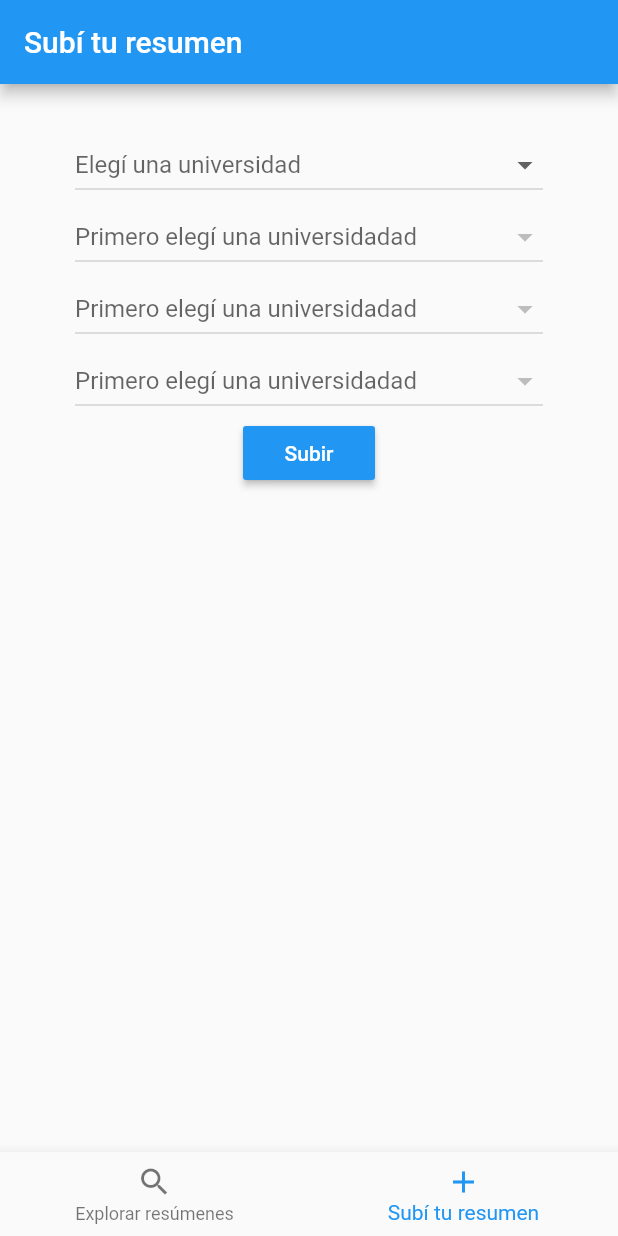
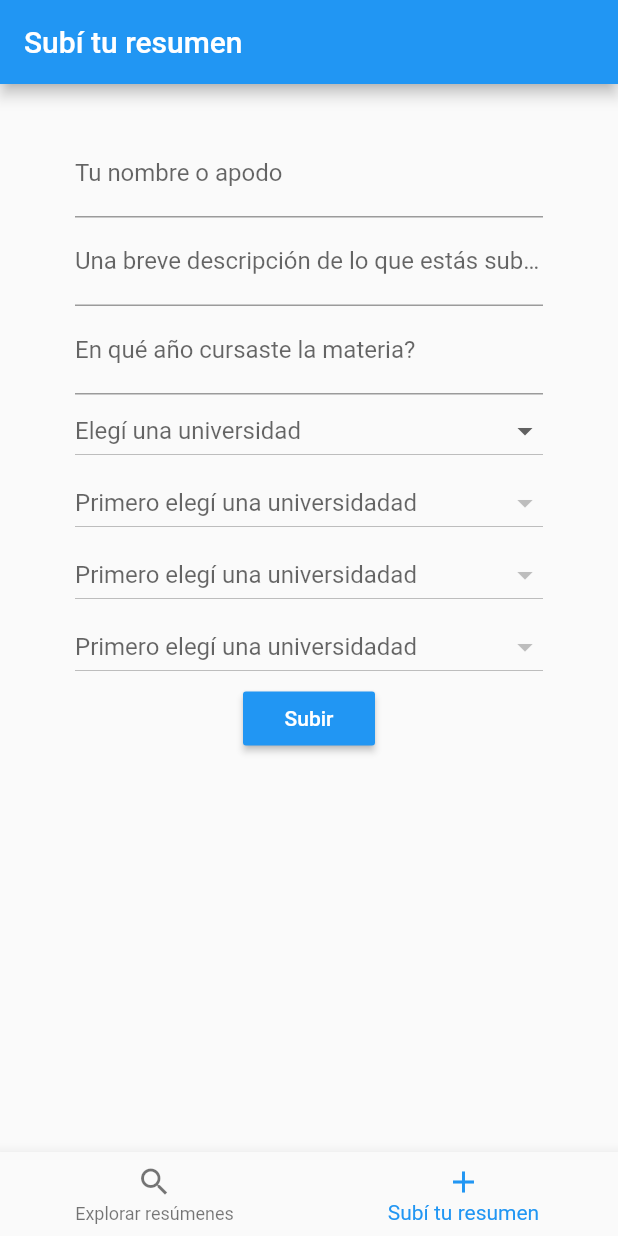
Before and after one commit to nicolasvalde/resumenes, a Flutter app: the screen it shows after launch, item 2 of the bottom bar chosen, after a tap on "Subir", on a phone screen of 412 x 824 dp. Run offline on Flutter 3.47's test engine with Material 2 defaults, Android fonts, the phone set to English and light mode, and no system bars; our stand-ins replace getflutter.

```diff
--- a/lib/src/pages/upload_page.dart
+++ b/lib/src/pages/upload_page.dart
@@ -1,4 +1,5 @@
 import 'package:flutter/material.dart';
+import 'package:flutter/services.dart';
 import 'package:resumenes/src/providers/carreras_provider.dart';
 import 'package:resumenes/src/providers/facultades_provider.dart';
 import 'package:resumenes/src/providers/materias_provider.dart';
@@ -13,10 +14,13 @@ class UploadPage extends StatefulWidget {
 }
 
 class _UploadPageState extends State<UploadPage> {
+  String _autor;
+  String _descripcion;
   String _selectedUniversidadValue;
   String _selectedFacultadValue;
   String _selectedCarreraValue;
   String _selectedMateriaValue;
+  String _yearCursado;
 
   // List listUniversidades = ['Elegí una universidad'];
   // List listFacultades = ['Elegí una facultad'];
@@ -30,18 +34,15 @@ class _UploadPageState extends State<UploadPage> {
 
   @override
   Widget build(BuildContext context) {
-    return
-        // Scaffold(
-        //     appBar: AppBar(
-        //       title: Text('Subí tu resumen'),
-        //     ),
-        //     body:
-        Container(
+    return Container(
       padding: EdgeInsets.symmetric(horizontal: 50, vertical: 30),
       child: Builder(
         builder: (context) => Form(
           child: Column(
             children: <Widget>[
+              _autorTextField(),
+              _descripcionTextField(),
+              _yearCursadoTextField(),
               _universidadesDropdown(),
               _facultadesDropdown(),
               _carrerasDropdown(),
@@ -50,13 +51,13 @@ class _UploadPageState extends State<UploadPage> {
                 child: RaisedButton(
                   onPressed: () {
                     Map<String, String> body = new Map();
-                    body['autor'] = 'Nico';
-                    body['descripcion'] = 'Resumen de teoría';
+                    body['autor'] = _autor;
+                    body['descripcion'] = _descripcion;
                     body['universidad'] = _selectedUniversidadValue;
                     body['facultad'] = _selectedFacultadValue;
                     body['carrera'] = _selectedCarreraValue;
                     body['materia'] = _selectedMateriaValue;
-                    body['yearCursado'] = '2019';
+                    body['yearCursado'] = _yearCursado;
                     resumenesProvider.save(body);
                   },
                   child: Text(
@@ -72,21 +73,51 @@ class _UploadPageState extends State<UploadPage> {
         ),
       ),
     );
-    // bottomNavigationBar: BottomNavigationBar(
-    //   currentIndex: bottom,
-    //   items: [
-    //     BottomNavigationBarItem(
-    //         icon: Icon(Icons.search), title: Text('Explorar resúmenes')),
-    //     BottomNavigationBarItem(
-    //         icon: Icon(Icons.add), title: Text('Subí tu resumen')),
-    //   ],
-    //   onTap: (bottom) {
-    //     Navigator.pushNamed(context, 'home');
-    //     setState(() {
-    //       bottom = 1;
-    //     });
-    //   },
-    // ));
+  }
+
+  Widget _autorTextField() {
+    return Center(
+      child: TextField(
+        decoration: InputDecoration(labelText: 'Tu nombre o apodo'),
+        onChanged: (valor) {
+          setState(() {
+            _autor = valor;
+          });
+        },
+      ),
+    );
+  }
+
+  Widget _descripcionTextField() {
+    return Center(
+      child: TextField(
+        decoration: InputDecoration(
+            labelText: 'Una breve descripción de lo que estás subiendo'),
+        onChanged: (valor) {
+          setState(() {
+            _descripcion = valor;
+          });
+        },
+      ),
+    );
+  }
+
+  Widget _yearCursadoTextField() {
+    return Center(
+      child: TextField(
+        inputFormatters: <TextInputFormatter>[
+          WhitelistingTextInputFormatter.digitsOnly
+        ],
+        keyboardType: TextInputType.number,
+        decoration:
+            InputDecoration(labelText: 'En qué año cursaste la materia?'),
+        onChanged: (valor) {
+          setState(() {
+            _yearCursado = valor;
+          });
+        },
+      ),
+    );
   }
 
   Widget _universidadesDropdown() {
--- a/lib/src/providers/resumenes_providers.dart
+++ b/lib/src/providers/resumenes_providers.dart
@@ -47,11 +47,11 @@ class _ResumenesProvider {
     final url = Uri.http(_url, 'resumenes');
 
     var body = json.encode(data);
-    print(body);
 
     final respuesta = await http.post(url,
         headers: {"Content-Type": "application/json"}, body: body);
-    // final respuesta = await http.post(url, headers: {"Accept": "application/json"}, body null, encoding null);
+
+    return respuesta;
   }
 
   update() {}
```
Also changed, not shown: lib/src/pages/resumenes_page.dart (+6 -11 lines).
